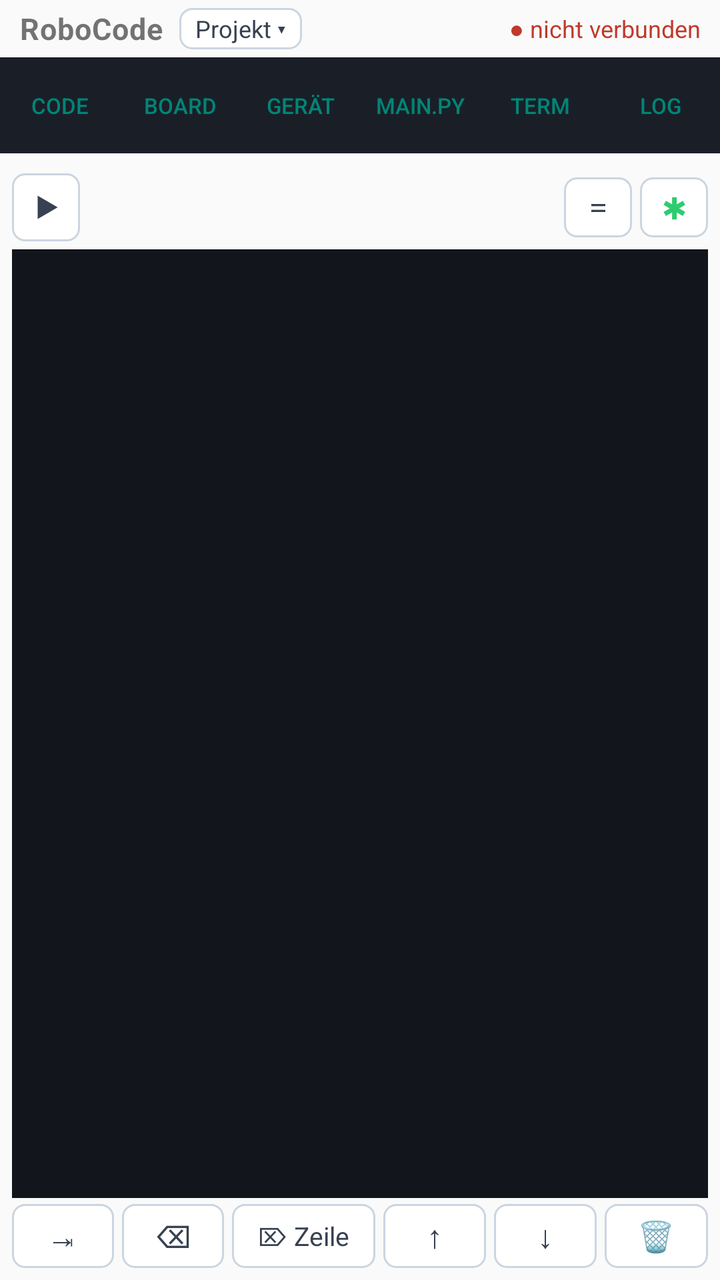
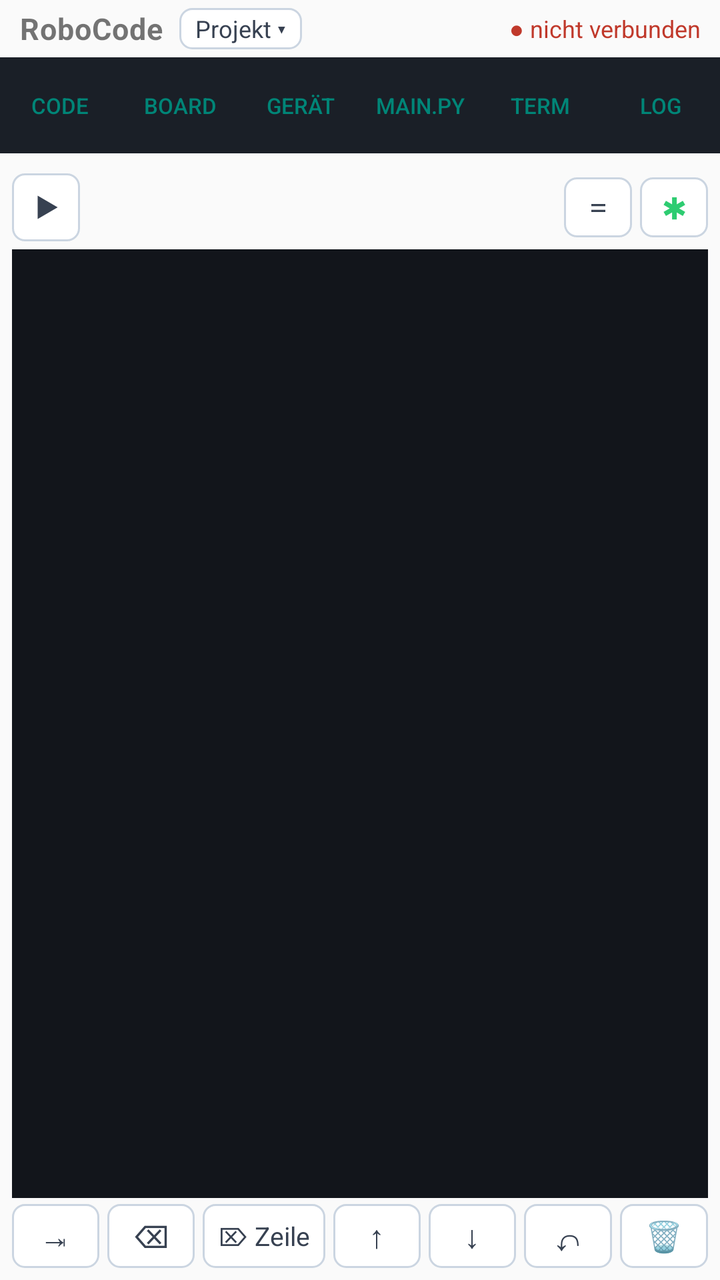

Two renders of the same Android screen: before a commit and after it. Below are the layout's source before the change and the commit's diff.
<!-- AndroidManifest.xml: application theme Theme.AppCompat.DayNight -->
<!-- res/layout/activity_main.xml -->
<?xml version="1.0" encoding="utf-8"?>
<LinearLayout xmlns:android="http://schemas.android.com/apk/res/android"
    android:layout_width="match_parent"
    android:layout_height="match_parent"
    android:orientation="vertical">

    
    <LinearLayout android:id="@+id/titleBar"
        android:layout_width="match_parent"
        android:layout_height="wrap_content"
        android:orientation="horizontal"
        android:gravity="center_vertical"
        android:paddingStart="10dp"
        android:paddingEnd="10dp"
        android:paddingTop="4dp"
        android:paddingBottom="4dp">

        <TextView android:id="@+id/brand"
            android:layout_width="wrap_content"
            android:layout_height="wrap_content"
            android:text="RoboCode"
            android:textSize="15sp"
            android:textStyle="bold"
            android:letterSpacing="0.02"
            android:clickable="true"
            android:focusable="true" />

        <TextView android:id="@+id/btnProject"
            android:layout_width="wrap_content" android:layout_height="wrap_content"
            android:layout_marginStart="8dp"
            android:paddingStart="8dp" android:paddingEnd="8dp" android:paddingTop="2dp" android:paddingBottom="2dp"
            android:background="@drawable/bg_icon_button"
            android:textSize="12sp" android:textColor="#374151"
            android:maxWidth="150dp" android:singleLine="true" android:ellipsize="end"
            android:text="Projekt ▾" android:clickable="true" android:focusable="true" />

        <TextView android:id="@+id/txtStatus"
            android:layout_width="0dp"
            android:layout_weight="1"
            android:layout_height="wrap_content"
            android:gravity="end"
            android:textSize="12sp"
            android:text="● nicht verbunden"
            android:textColor="#c0392b" />
    </LinearLayout>

    
    <LinearLayout android:id="@+id/navBar"
        android:layout_width="match_parent"
        android:layout_height="wrap_content"
        android:orientation="horizontal"
        android:background="#1a1f27">

        <Button android:id="@+id/navCode" style="?android:attr/buttonBarButtonStyle"
            android:layout_width="0dp" android:layout_weight="1" android:layout_height="wrap_content"
            android:text="Code" android:textSize="11sp" android:padding="2dp" android:singleLine="true" />
        <Button android:id="@+id/navBoard" style="?android:attr/buttonBarButtonStyle"
            android:layout_width="0dp" android:layout_weight="1" android:layout_height="wrap_content"
            android:text="Board" android:textSize="11sp" android:padding="2dp" android:singleLine="true" />
        <Button android:id="@+id/navDevice" style="?android:attr/buttonBarButtonStyle"
            android:layout_width="0dp" android:layout_weight="1" android:layout_height="wrap_content"
            android:text="Gerät" android:textSize="11sp" android:padding="2dp" android:singleLine="true" />
        <Button android:id="@+id/navMain" style="?android:attr/buttonBarButtonStyle"
            android:layout_width="0dp" android:layout_weight="1" android:layout_height="wrap_content"
            android:text="main.py" android:textSize="11sp" android:padding="2dp" android:singleLine="true" />
        <Button android:id="@+id/navTerminal" style="?android:attr/buttonBarButtonStyle"
            android:layout_width="0dp" android:layout_weight="1" android:layout_height="wrap_content"
            android:text="Term" android:textSize="11sp" android:padding="2dp" android:singleLine="true" />
        <Button android:id="@+id/navLog" style="?android:attr/buttonBarButtonStyle"
            android:layout_width="0dp" android:layout_weight="1" android:layout_height="wrap_content"
            android:text="Log" android:textSize="11sp" android:padding="2dp" android:singleLine="true" />
    </LinearLayout>

    
    <LinearLayout android:id="@+id/panelCode"
        android:layout_width="match_parent"
        android:layout_height="0dp"
        android:layout_weight="1"
        android:orientation="vertical"
        android:padding="6dp">

        
        <LinearLayout android:id="@+id/tabRow"
            android:layout_width="match_parent" android:layout_height="wrap_content"
            android:orientation="horizontal" android:visibility="gone">
            <Button android:id="@+id/tabSetup" style="?android:attr/buttonStyleSmall"
                android:layout_width="0dp" android:layout_weight="1" android:layout_height="wrap_content"
                android:text="SETUP" />
            <Button android:id="@+id/tabMain" style="?android:attr/buttonStyleSmall"
                android:layout_width="0dp" android:layout_weight="1" android:layout_height="wrap_content"
                android:text="MAIN" />
            <Button android:id="@+id/tabLib" style="?android:attr/buttonStyleSmall"
                android:layout_width="0dp" android:layout_weight="1" android:layout_height="wrap_content"
                android:text="LIB" />
        </LinearLayout>

        
        <LinearLayout android:layout_width="match_parent" android:layout_height="wrap_content"
            android:orientation="horizontal" android:gravity="center_vertical"
            android:paddingTop="4dp" android:paddingBottom="2dp">
            <ImageButton android:id="@+id/btnStart"
                android:layout_width="wrap_content" android:layout_height="34dp"
                android:src="@drawable/ic_start"
                android:background="@drawable/bg_icon_button"
                android:scaleType="fitCenter" android:adjustViewBounds="true"
                android:padding="7dp" android:layout_marginEnd="6dp"
                android:contentDescription="Start — übertragen und ausführen"
                android:enabled="false" />
            <HorizontalScrollView android:layout_width="0dp" android:layout_weight="1"
                android:layout_height="wrap_content" android:scrollbars="none">
                <LinearLayout android:id="@+id/palette"
                    android:layout_width="wrap_content" android:layout_height="wrap_content"
                    android:orientation="horizontal" />
            </HorizontalScrollView>
            
            <TextView android:id="@+id/btnAssign"
                android:layout_width="34dp" android:layout_height="30dp"
                android:text="=" android:textSize="15sp" android:gravity="center"
                android:textColor="#374151" android:background="@drawable/bg_icon_button"
                android:layout_marginStart="4dp"
                android:fontFamily="monospace" android:clickable="true" android:focusable="true" />
            
            <TextView android:id="@+id/btnAi"
                android:layout_width="34dp" android:layout_height="30dp"
                android:text="✱" android:textSize="16sp" android:gravity="center"
                android:textColor="#2ECC71" android:background="@drawable/bg_icon_button"
                android:layout_marginStart="4dp"
                android:contentDescription="Mit KI programmieren"
                android:clickable="true" android:focusable="true" />
        </LinearLayout>
        
        <HorizontalScrollView android:layout_width="match_parent" android:layout_height="wrap_content"
            android:scrollbars="none" android:paddingBottom="2dp">
            <LinearLayout android:id="@+id/paletteSub"
                android:layout_width="wrap_content" android:layout_height="wrap_content"
                android:gravity="center_vertical"
                android:orientation="horizontal" android:visibility="gone" />
        </HorizontalScrollView>

        <EditText android:id="@+id/editor"
            android:layout_width="match_parent" android:layout_height="0dp" android:layout_weight="1"
            android:gravity="top|start"
            android:inputType="textMultiLine|textNoSuggestions"
            android:fontFamily="monospace" android:textSize="13sp"
            android:importantForAutofill="no"
            android:background="#12151b" android:textColor="#e6e9ef" android:padding="6dp" />

        
        <LinearLayout android:layout_width="match_parent" android:layout_height="wrap_content"
            android:orientation="horizontal" android:gravity="center_vertical" android:paddingTop="3dp">
            <TextView android:id="@+id/edTab" android:text="⇥"
                android:layout_width="0dp" android:layout_weight="1" android:layout_height="32dp"
                android:gravity="center" android:textSize="16sp" android:textColor="#374151"
                android:background="@drawable/bg_icon_button" android:layout_marginEnd="4dp"
                android:clickable="true" android:focusable="true" />
            <TextView android:id="@+id/edBack" android:text="⌫"
                android:layout_width="0dp" android:layout_weight="1" android:layout_height="32dp"
                android:gravity="center" android:textSize="16sp" android:textColor="#374151"
                android:background="@drawable/bg_icon_button" android:layout_marginEnd="4dp"
                android:clickable="true" android:focusable="true" />
            <TextView android:id="@+id/edDelLine" android:text="⌦ Zeile"
                android:layout_width="0dp" android:layout_weight="1.4" android:layout_height="32dp"
                android:gravity="center" android:textSize="13sp" android:textColor="#374151"
                android:background="@drawable/bg_icon_button" android:layout_marginEnd="4dp"
                android:clickable="true" android:focusable="true" />
            <TextView android:id="@+id/edUp" android:text="↑"
                android:layout_width="0dp" android:layout_weight="1" android:layout_height="32dp"
                android:gravity="center" android:textSize="16sp" android:textColor="#374151"
                android:background="@drawable/bg_icon_button" android:layout_marginEnd="4dp"
                android:clickable="true" android:focusable="true" />
            <TextView android:id="@+id/edDown" android:text="↓"
                android:layout_width="0dp" android:layout_weight="1" android:layout_height="32dp"
                android:gravity="center" android:textSize="16sp" android:textColor="#374151"
                android:background="@drawable/bg_icon_button" android:layout_marginEnd="4dp"
                android:clickable="true" android:focusable="true" />
            <TextView android:id="@+id/edClear" android:text="🗑"
                android:layout_width="0dp" android:layout_weight="1" android:layout_height="32dp"
                android:gravity="center" android:textSize="15sp" android:textColor="#C0392B"
                android:background="@drawable/bg_icon_button"
                android:contentDescription="Editor ganz leeren"
                android:clickable="true" android:focusable="true" />
        </LinearLayout>
    </LinearLayout>

    
    <LinearLayout android:id="@+id/panelBoard"
        android:layout_width="match_parent"
        android:layout_height="0dp"
        android:layout_weight="1"
        android:orientation="vertical"
        android:visibility="gone">

        
        <LinearLayout android:layout_width="match_parent" android:layout_height="wrap_content"
            android:orientation="horizontal" android:gravity="center_vertical"
            android:background="#f3f4f6"
            android:paddingStart="6dp" android:paddingEnd="6dp" android:paddingTop="1dp" android:paddingBottom="1dp">
            <Spinner android:id="@+id/spinnerBoardCfg"
                android:layout_width="0dp" android:layout_weight="1" android:layout_height="wrap_content"
                android:minHeight="0dp" android:paddingTop="0dp" android:paddingBottom="0dp" />
            <Button android:id="@+id/btnBoardClone" style="?android:attr/buttonStyleSmall"
                android:layout_width="wrap_content" android:layout_height="wrap_content"
                android:minHeight="0dp" android:minWidth="0dp"
                android:text="Klonen" android:textSize="11sp" />
        </LinearLayout>

        <ScrollView android:layout_width="match_parent" android:layout_height="0dp" android:layout_weight="1"
            android:background="#ffffff">
            
            <HorizontalScrollView android:layout_width="match_parent" android:layout_height="wrap_content"
                android:scrollbars="none" android:padding="4dp">
                <LinearLayout android:id="@+id/boardRow"
                    android:layout_width="wrap_content" android:layout_height="wrap_content"
                    android:orientation="horizontal" android:gravity="center_vertical" />
            </HorizontalScrollView>
        </ScrollView>
    </LinearLayout>

    
    <LinearLayout android:id="@+id/panelDevice"
        android:layout_width="match_parent"
        android:layout_height="0dp"
        android:layout_weight="1"
        android:orientation="vertical"
        android:padding="12dp"
        android:visibility="gone">

        <TextView android:id="@+id/txtDeviceInfo"
            android:layout_width="match_parent" android:layout_height="wrap_content"
            android:textSize="14sp" android:paddingBottom="10dp"
            android:text="Noch nicht verbunden." />

        <Button android:id="@+id/btnConnect"
            android:layout_width="match_parent" android:layout_height="wrap_content"
            android:text="Verbinden &amp; prüfen" />
        <Button android:id="@+id/btnInstall"
            android:layout_width="match_parent" android:layout_height="wrap_content"
            android:text="MicroPython installieren" android:enabled="false" />

        <LinearLayout android:layout_width="match_parent" android:layout_height="wrap_content"
            android:orientation="horizontal" android:gravity="center_vertical" android:paddingTop="10dp">
            <TextView android:layout_width="wrap_content" android:layout_height="wrap_content"
                android:text="Board (autom.):" android:paddingEnd="6dp" />
            <Spinner android:id="@+id/spinnerBoard"
                android:layout_width="0dp" android:layout_weight="1" android:layout_height="wrap_content" />
        </LinearLayout>

        <TextView android:layout_width="match_parent" android:layout_height="wrap_content"
            android:textSize="11sp" android:textColor="#8a93a2" android:paddingTop="10dp"
            android:text="Zum Installieren den ESP32 per BOOT/EN in den Download-Modus bringen (die App sagt es an). Das Board wird beim Verbinden automatisch erkannt; der Regler ist nur zur Korrektur." />

        <Button android:id="@+id/btnInfo" style="?android:attr/buttonStyleSmall"
            android:layout_width="wrap_content" android:layout_height="wrap_content"
            android:layout_marginTop="16dp"
            android:text="ℹ Info &amp; Lizenzen" />
    </LinearLayout>

    
    <LinearLayout android:id="@+id/panelMain"
        android:layout_width="match_parent"
        android:layout_height="0dp"
        android:layout_weight="1"
        android:orientation="vertical"
        android:padding="6dp"
        android:visibility="gone">

        <LinearLayout android:layout_width="match_parent" android:layout_height="wrap_content"
            android:orientation="horizontal" android:gravity="end">
            <Button android:id="@+id/btnCopyMain" style="?android:attr/buttonStyleSmall"
                android:layout_width="wrap_content" android:layout_height="wrap_content" android:text="Kopieren" />
            <Button android:id="@+id/btnDownloadMain" style="?android:attr/buttonStyleSmall"
                android:layout_width="wrap_content" android:layout_height="wrap_content" android:text="⤓ speichern" />
        </LinearLayout>
        <ScrollView android:layout_width="match_parent" android:layout_height="0dp" android:layout_weight="1">
            <TextView android:id="@+id/mainPyView"
                android:layout_width="match_parent" android:layout_height="wrap_content"
                android:fontFamily="monospace" android:textSize="11sp" android:padding="6dp"
                android:background="#12151b" android:textColor="#e6e9ef" android:textIsSelectable="true" />
        </ScrollView>
    </LinearLayout>

    
    <LinearLayout android:id="@+id/panelTerminal"
        android:layout_width="match_parent"
        android:layout_height="0dp"
        android:layout_weight="1"
        android:orientation="vertical"
        android:padding="6dp"
        android:visibility="gone">

        <LinearLayout android:id="@+id/terminalToolbar" android:layout_width="match_parent" android:layout_height="wrap_content"
            android:orientation="horizontal" android:gravity="center_vertical">
            <TextView android:id="@+id/terminalTitle" android:layout_width="0dp" android:layout_weight="1" android:layout_height="wrap_content"
                android:text="Terminal" android:textSize="11sp" android:textColor="#8a93a2" />
            <Button android:id="@+id/btnDashAdd" style="?android:attr/buttonStyleSmall"
                android:layout_width="wrap_content" android:layout_height="wrap_content"
                android:text="+ Widget" android:visibility="gone" />
            <Button android:id="@+id/btnDashFull" style="?android:attr/buttonStyleSmall"
                android:layout_width="wrap_content" android:layout_height="wrap_content"
                android:text="⛶" android:visibility="gone" />
            <Button android:id="@+id/btnDashToggle" style="?android:attr/buttonStyleSmall"
                android:layout_width="wrap_content" android:layout_height="wrap_content" android:text="Tafel" />
            <Button android:id="@+id/btnTerminalStop" style="?android:attr/buttonStyleSmall"
                android:layout_width="wrap_content" android:layout_height="wrap_content" android:text="Stop" />
            <Button android:id="@+id/btnTerminalClear" style="?android:attr/buttonStyleSmall"
                android:layout_width="wrap_content" android:layout_height="wrap_content" android:text="leeren" />
        </LinearLayout>

        
        <ScrollView android:id="@+id/terminalInScroll"
            android:layout_width="match_parent" android:layout_height="0dp" android:layout_weight="1"
            android:background="#12151b">
            <TextView android:id="@+id/terminalIn"
                android:layout_width="match_parent" android:layout_height="wrap_content"
                android:fontFamily="monospace" android:textSize="12sp" android:padding="6dp"
                android:textColor="#9be7a0" android:textIsSelectable="true" />
        </ScrollView>

        
        <ScrollView android:id="@+id/dashScroll"
            android:layout_width="match_parent" android:layout_height="0dp" android:layout_weight="1"
            android:background="#12151b" android:visibility="gone">
            <LinearLayout android:id="@+id/dashBox"
                android:layout_width="match_parent" android:layout_height="wrap_content"
                android:orientation="vertical" android:padding="4dp" />
        </ScrollView>

        
        <LinearLayout android:id="@+id/terminalOutRow" android:layout_width="match_parent" android:layout_height="wrap_content"
            android:orientation="horizontal" android:gravity="center_vertical" android:paddingTop="4dp">
            <EditText android:id="@+id/terminalOut"
                android:layout_width="0dp" android:layout_weight="1" android:layout_height="wrap_content"
                android:hint="Zeile senden…" android:singleLine="true"
                android:inputType="text|textNoSuggestions"
                android:imeOptions="actionSend"
                android:fontFamily="monospace" android:textSize="13sp"
                android:importantForAutofill="no" />
            <Button android:id="@+id/btnTerminalSend" style="?android:attr/buttonStyleSmall"
                android:layout_width="wrap_content" android:layout_height="wrap_content" android:text="Senden" />
        </LinearLayout>
    </LinearLayout>

    
    <LinearLayout android:id="@+id/panelLog"
        android:layout_width="match_parent"
        android:layout_height="0dp"
        android:layout_weight="1"
        android:orientation="vertical"
        android:padding="6dp"
        android:visibility="gone">

        <Button android:id="@+id/btnClearLog" style="?android:attr/buttonStyleSmall"
            android:layout_width="wrap_content" android:layout_height="wrap_content"
            android:text="Log leeren" android:layout_gravity="end" />
        <ScrollView android:id="@+id/logScroll"
            android:layout_width="match_parent" android:layout_height="0dp" android:layout_weight="1">
            <TextView android:id="@+id/log"
                android:layout_width="match_parent" android:layout_height="wrap_content"
                android:fontFamily="monospace" android:textSize="12sp" android:padding="4dp"
                android:textIsSelectable="true" />
        </ScrollView>
    </LinearLayout>
</LinearLayout>
<!-- resources referenced by this layout -->
<resources>
  <!-- drawable bg_icon_button (drawable) -->
  <shape xmlns:android="http://schemas.android.com/apk/res/android"
      android:shape="rectangle">
      <solid android:color="#FFFFFF"/>
      <stroke android:width="1dp" android:color="#CBD5E1"/>
      <corners android:radius="6dp"/>
  </shape>
  <!-- drawable ic_start (drawable) -->
  <vector xmlns:android="http://schemas.android.com/apk/res/android"
      android:width="24dp" android:height="24dp"
      android:viewportWidth="24" android:viewportHeight="24">
      <path android:fillColor="#374151" android:pathData="M7 5l12 7-12 7z"/>
  </vector>
</resources>

<!-- the commit's change to res/layout/activity_main.xml (unified diff, before → after) -->
@@ -173,6 +173,12 @@
                 android:gravity="center" android:textSize="16sp" android:textColor="#374151"
                 android:background="@drawable/bg_icon_button" android:layout_marginEnd="4dp"
                 android:clickable="true" android:focusable="true" />
+            <TextView android:id="@+id/edUndo" android:text="↶"
+                android:layout_width="0dp" android:layout_weight="1" android:layout_height="32dp"
+                android:gravity="center" android:textSize="18sp" android:textColor="#374151"
+                android:background="@drawable/bg_icon_button" android:layout_marginEnd="4dp"
+                android:contentDescription="Rückgängig"
+                android:clickable="true" android:focusable="true" />
             <TextView android:id="@+id/edClear" android:text="🗑"
                 android:layout_width="0dp" android:layout_weight="1" android:layout_height="32dp"
                 android:gravity="center" android:textSize="15sp" android:textColor="#C0392B"
